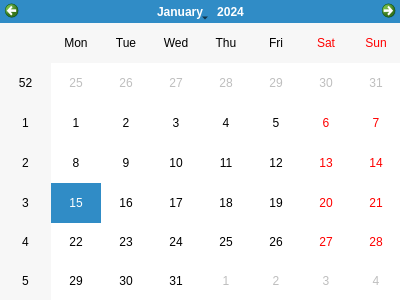
braisd11/CarTeis, file templates/CalendarWindow.ui: the form before one commit.
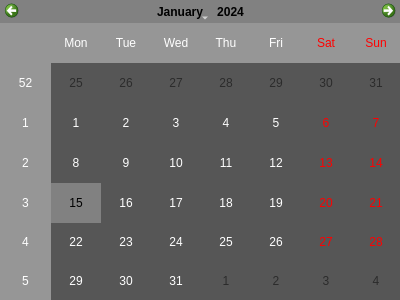
The form after the commit. Icons and pictures are not drawn.

What changed in the file:
```diff
--- a/templates/CalendarWindow.ui
+++ b/templates/CalendarWindow.ui
@@ -48,6 +48,475 @@
      <height>301</height>
     </rect>
    </property>
+   <property name="palette">
+    <palette>
+     <active>
+      <colorrole role="WindowText">
+       <brush brushstyle="SolidPattern">
+        <color alpha="255">
+         <red>255</red>
+         <green>255</green>
+         <blue>255</blue>
+        </color>
+       </brush>
+      </colorrole>
+      <colorrole role="Button">
+       <brush brushstyle="SolidPattern">
+        <color alpha="255">
+         <red>86</red>
+         <green>86</green>
+         <blue>86</blue>
+        </color>
+       </brush>
+      </colorrole>
+      <colorrole role="Light">
+       <brush brushstyle="SolidPattern">
+        <color alpha="255">
+         <red>129</red>
+         <green>129</green>
+         <blue>129</blue>
+        </color>
+       </brush>
+      </colorrole>
+      <colorrole role="Midlight">
+       <brush brushstyle="SolidPattern">
+        <color alpha="255">
+         <red>107</red>
+         <green>107</green>
+         <blue>107</blue>
+        </color>
+       </brush>
+      </colorrole>
+      <colorrole role="Dark">
+       <brush brushstyle="SolidPattern">
+        <color alpha="255">
+         <red>43</red>
+         <green>43</green>
+         <blue>43</blue>
+        </color>
+       </brush>
+      </colorrole>
+      <colorrole role="Mid">
+       <brush brushstyle="SolidPattern">
+        <color alpha="255">
+         <red>57</red>
+         <green>57</green>
+         <blue>57</blue>
+        </color>
+       </brush>
+      </colorrole>
+      <colorrole role="Text">
+       <brush brushstyle="SolidPattern">
+        <color alpha="255">
+         <red>255</red>
+         <green>255</green>
+         <blue>255</blue>
+        </color>
+       </brush>
+      </colorrole>
+      <colorrole role="BrightText">
+       <brush brushstyle="SolidPattern">
+        <color alpha="255">
+         <red>255</red>
+         <green>255</green>
+         <blue>255</blue>
+        </color>
+       </brush>
+      </colorrole>
+      <colorrole role="ButtonText">
+       <brush brushstyle="SolidPattern">
+        <color alpha="255">
+         <red>255</red>
+         <green>255</green>
+         <blue>255</blue>
+        </color>
+       </brush>
+      </colorrole>
+      <colorrole role="Base">
+       <brush brushstyle="SolidPattern">
+        <color alpha="255">
+         <red>86</red>
+         <green>86</green>
+         <blue>86</blue>
+        </color>
+       </brush>
+      </colorrole>
+      <colorrole role="Window">
+       <brush brushstyle="SolidPattern">
+        <color alpha="255">
+         <red>86</red>
+         <green>86</green>
+         <blue>86</blue>
+        </color>
+       </brush>
+      </colorrole>
+      <colorrole role="Shadow">
+       <brush brushstyle="SolidPattern">
+        <color alpha="255">
+         <red>0</red>
+         <green>0</green>
+         <blue>0</blue>
+        </color>
+       </brush>
+      </colorrole>
+      <colorrole role="Highlight">
+       <brush brushstyle="SolidPattern">
+        <color alpha="255">
+         <red>129</red>
+         <green>129</green>
+         <blue>129</blue>
+        </color>
+       </brush>
+      </colorrole>
+      <colorrole role="HighlightedText">
+       <brush brushstyle="SolidPattern">
+        <color alpha="255">
+         <red>0</red>
+         <green>0</green>
+         <blue>0</blue>
+        </color>
+       </brush>
+      </colorrole>
+      <colorrole role="AlternateBase">
+       <brush brushstyle="SolidPattern">
+        <color alpha="255">
+         <red>150</red>
+         <green>150</green>
+         <blue>150</blue>
+        </color>
+       </brush>
+      </colorrole>
+      <colorrole role="ToolTipBase">
+       <brush brushstyle="SolidPattern">
+        <color alpha="255">
+         <red>255</red>
+         <green>255</green>
+         <blue>220</blue>
+        </color>
+       </brush>
+      </colorrole>
+      <colorrole role="ToolTipText">
+       <brush brushstyle="SolidPattern">
+        <color alpha="255">
+         <red>0</red>
+         <green>0</green>
+         <blue>0</blue>
+        </color>
+       </brush>
+      </colorrole>
+     </active>
+     <inactive>
+      <colorrole role="WindowText">
+       <brush brushstyle="SolidPattern">
+        <color alpha="255">
+         <red>255</red>
+         <green>255</green>
+         <blue>255</blue>
+        </color>
+       </brush>
+      </colorrole>
+      <colorrole role="Button">
+       <brush brushstyle="SolidPattern">
+        <color alpha="255">
+         <red>86</red>
+         <green>86</green>
+         <blue>86</blue>
+        </color>
+       </brush>
+      </colorrole>
+      <colorrole role="Light">
+       <brush brushstyle="SolidPattern">
+        <color alpha="255">
+         <red>129</red>
+         <green>129</green>
+         <blue>129</blue>
+        </color>
+       </brush>
+      </colorrole>
+      <colorrole role="Midlight">
+       <brush brushstyle="SolidPattern">
+        <color alpha="255">
+         <red>107</red>
+         <green>107</green>
+         <blue>107</blue>
+        </color>
+       </brush>
+      </colorrole>
+      <colorrole role="Dark">
+       <brush brushstyle="SolidPattern">
+        <color alpha="255">
+         <red>43</red>
+         <green>43</green>
+         <blue>43</blue>
+        </color>
+       </brush>
+      </colorrole>
+      <colorrole role="Mid">
+       <brush brushstyle="SolidPattern">
+        <color alpha="255">
+         <red>57</red>
+         <green>57</green>
+         <blue>57</blue>
+        </color>
+       </brush>
+      </colorrole>
+      <colorrole role="Text">
+       <brush brushstyle="SolidPattern">
+        <color alpha="255">
+         <red>255</red>
+         <green>255</green>
+         <blue>255</blue>
+        </color>
+       </brush>
+      </colorrole>
+      <colorrole role="BrightText">
+       <brush brushstyle="SolidPattern">
+        <color alpha="255">
+         <red>255</red>
+         <green>255</green>
+         <blue>255</blue>
+        </color>
+       </brush>
+      </colorrole>
+      <colorrole role="ButtonText">
+       <brush brushstyle="SolidPattern">
+        <color alpha="255">
+         <red>255</red>
+         <green>255</green>
+         <blue>255</blue>
+        </color>
+       </brush>
+      </colorrole>
+      <colorrole role="Base">
+       <brush brushstyle="SolidPattern">
+        <color alpha="255">
+         <red>86</red>
+         <green>86</green>
+         <blue>86</blue>
+        </color>
+       </brush>
+      </colorrole>
+      <colorrole role="Window">
+       <brush brushstyle="SolidPattern">
+        <color alpha="255">
+         <red>86</red>
+         <green>86</green>
+         <blue>86</blue>
+        </color>
+       </brush>
+      </colorrole>
+      <colorrole role="Shadow">
+       <brush brushstyle="SolidPattern">
+        <color alpha="255">
+         <red>0</red>
+         <green>0</green>
+         <blue>0</blue>
+        </color>
+       </brush>
+      </colorrole>
+      <colorrole role="Highlight">
+       <brush brushstyle="SolidPattern">
+        <color alpha="255">
+         <red>129</red>
+         <green>129</green>
+         <blue>129</blue>
+        </color>
+       </brush>
+      </colorrole>
+      <colorrole role="HighlightedText">
+       <brush brushstyle="SolidPattern">
+        <color alpha="255">
+         <red>0</red>
+         <green>0</green>
+         <blue>0</blue>
+        </color>
+       </brush>
+      </colorrole>
+      <colorrole role="AlternateBase">
+       <brush brushstyle="SolidPattern">
+        <color alpha="255">
+         <red>150</red>
+         <green>150</green>
+         <blue>150</blue>
+        </color>
+       </brush>
+      </colorrole>
+      <colorrole role="ToolTipBase">
+       <brush brushstyle="SolidPattern">
+        <color alpha="255">
+         <red>255</red>
+         <green>255</green>
+         <blue>220</blue>
+        </color>
+       </brush>
+      </colorrole>
+      <colorrole role="ToolTipText">
+       <brush brushstyle="SolidPattern">
+        <color alpha="255">
+         <red>0</red>
+         <green>0</green>
+         <blue>0</blue>
+        </color>
+       </brush>
+      </colorrole>
+     </inactive>
+     <disabled>
+      <colorrole role="WindowText">
+       <brush brushstyle="SolidPattern">
+        <color alpha="255">
+         <red>43</red>
+         <green>43</green>
+         <blue>43</blue>
+        </color>
+       </brush>
+      </colorrole>
+      <colorrole role="Button">
+       <brush brushstyle="SolidPattern">
+        <color alpha="255">
+         <red>86</red>
+         <green>86</green>
+         <blue>86</blue>
+        </color>
+       </brush>
+      </colorrole>
+      <colorrole role="Light">
+       <brush brushstyle="SolidPattern">
+        <color alpha="255">
+         <red>129</red>
+         <green>129</green>
+         <blue>129</blue>
+        </color>
+       </brush>
+      </colorrole>
+      <colorrole role="Midlight">
+       <brush brushstyle="SolidPattern">
+        <color alpha="255">
+         <red>107</red>
+         <green>107</green>
+         <blue>107</blue>
+        </color>
+       </brush>
+      </colorrole>
+      <colorrole role="Dark">
+       <brush brushstyle="SolidPattern">
+        <color alpha="255">
+         <red>43</red>
+         <green>43</green>
+         <blue>43</blue>
+        </color>
+       </brush>
+      </colorrole>
+      <colorrole role="Mid">
+       <brush brushstyle="SolidPattern">
+        <color alpha="255">
+         <red>57</red>
+         <green>57</green>
+         <blue>57</blue>
+        </color>
+       </brush>
+      </colorrole>
+      <colorrole role="Text">
+       <brush brushstyle="SolidPattern">
+        <color alpha="255">
+         <red>43</red>
+         <green>43</green>
+         <blue>43</blue>
+        </color>
+       </brush>
+      </colorrole>
+      <colorrole role="BrightText">
+       <brush brushstyle="SolidPattern">
+        <color alpha="255">
+         <red>255</red>
+         <green>255</green>
+         <blue>255</blue>
+        </color>
+       </brush>
+      </colorrole>
+      <colorrole role="ButtonText">
+       <brush brushstyle="SolidPattern">
+        <color alpha="255">
+         <red>43</red>
+         <green>43</green>
+         <blue>43</blue>
+        </color>
+       </brush>
+      </colorrole>
+      <colorrole role="Base">
+       <brush brushstyle="SolidPattern">
+        <color alpha="255">
+         <red>86</red>
+         <green>86</green>
+         <blue>86</blue>
+        </color>
+       </brush>
+      </colorrole>
+      <colorrole role="Window">
+       <brush brushstyle="SolidPattern">
+        <color alpha="255">
+         <red>86</red>
+         <green>86</green>
+         <blue>86</blue>
+        </color>
+       </brush>
+      </colorrole>
+      <colorrole role="Shadow">
+       <brush brushstyle="SolidPattern">
+        <color alpha="255">
+         <red>0</red>
+         <green>0</green>
+         <blue>0</blue>
+        </color>
+       </brush>
+      </colorrole>
+      <colorrole role="Highlight">
+       <brush brushstyle="SolidPattern">
+        <color alpha="255">
+         <red>0</red>
+         <green>120</green>
+         <blue>215</blue>
+        </color>
+       </brush>
+      </colorrole>
+      <colorrole role="HighlightedText">
+       <brush brushstyle="SolidPattern">
+        <color alpha="255">
+         <red>0</red>
+         <green>0</green>
+         <blue>0</blue>
+        </color>
+       </brush>
+      </colorrole>
+      <colorrole role="AlternateBase">
+       <brush brushstyle="SolidPattern">
+        <color alpha="255">
+         <red>150</red>
+         <green>150</green>
+         <blue>150</blue>
+        </color>
+       </brush>
+      </colorrole>
+      <colorrole role="ToolTipBase">
+       <brush brushstyle="SolidPattern">
+        <color alpha="255">
+         <red>255</red>
+         <green>255</green>
+         <blue>220</blue>
+        </color>
+       </brush>
+      </colorrole>
+      <colorrole role="ToolTipText">
+       <brush brushstyle="SolidPattern">
+        <color alpha="255">
+         <red>0</red>
+         <green>0</green>
+         <blue>0</blue>
+        </color>
+       </brush>
+      </colorrole>
+     </disabled>
+    </palette>
+   </property>
   </widget>
  </widget>
  <resources/>
```
Left out of the diff: 9 changed lines with no effect on the pictures.
